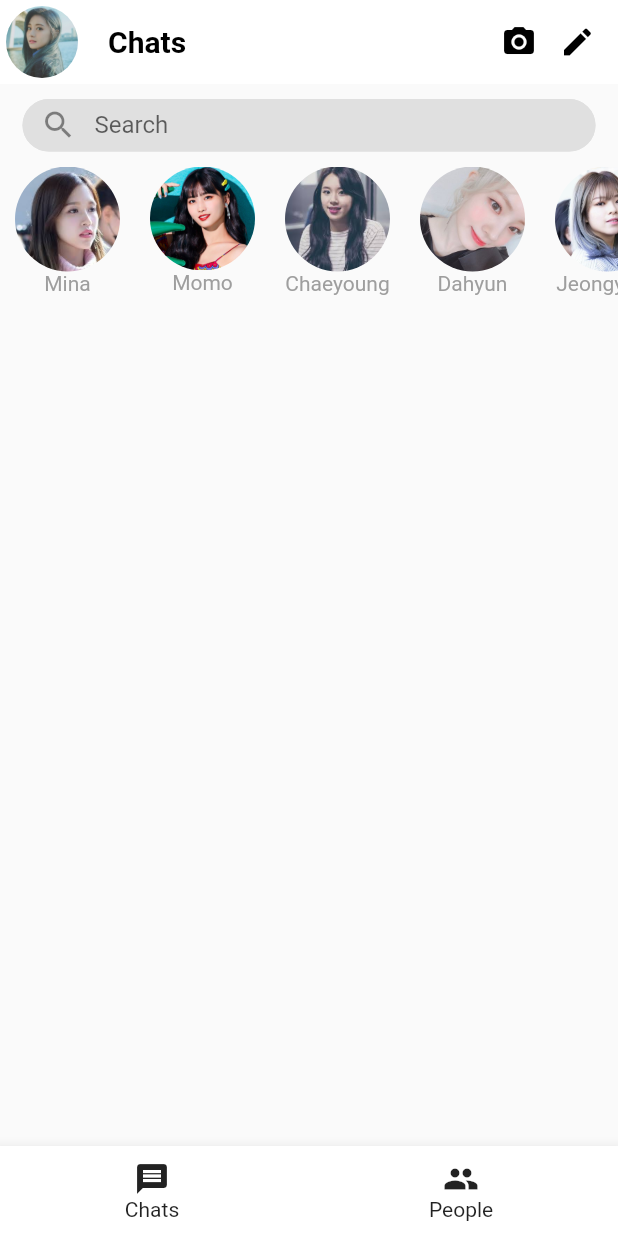
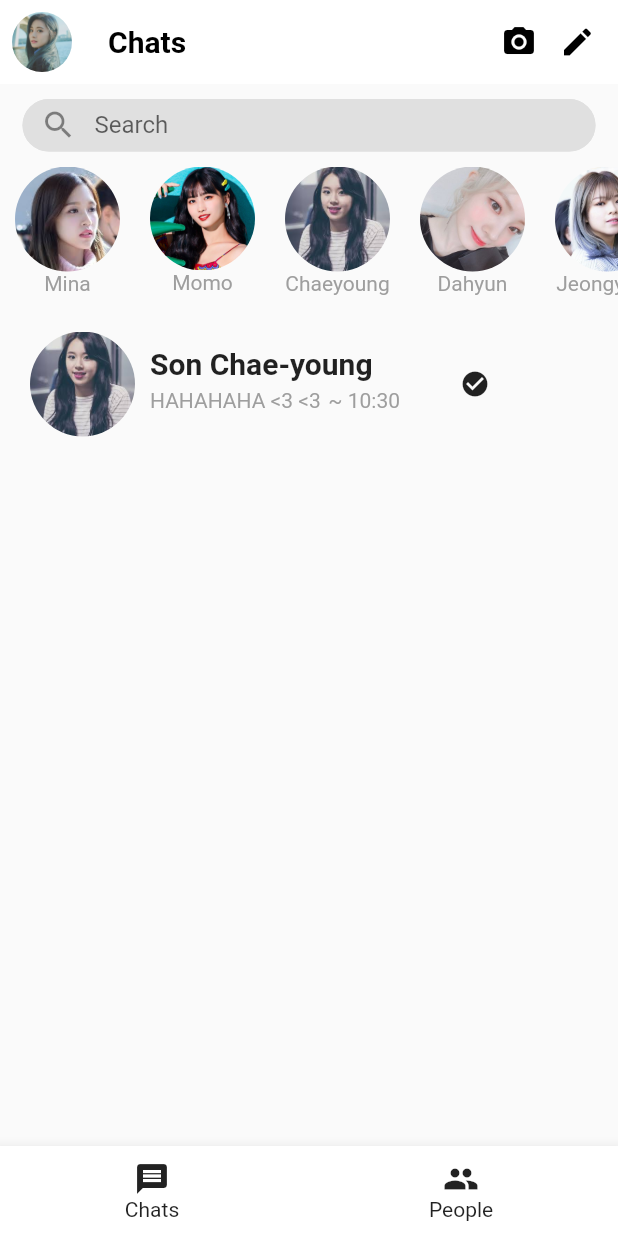
Before and after one commit to Christiann12/messagingApp, a Flutter app: the screen it shows once a user with an empty profile is signed in, on a phone screen of 412 x 824 dp. Run offline on Flutter 3.47's test engine with Material 2 defaults, Android fonts, the phone set to English and light mode, and no system bars; our stand-ins replace cloud_firestore, firebase_auth, flutter_datetime_picker, rflutter_alert; accounts and stored records are empty.

```diff
--- a/lib/screens/homescreen.dart
+++ b/lib/screens/homescreen.dart
@@ -1,5 +1,7 @@
 import 'package:flutter/material.dart';
+import 'package:intl/intl.dart';
 import 'package:messagingapp/process/authProcess.dart';
+import 'package:rflutter_alert/rflutter_alert.dart';
 
 final AuthProcess _auth = AuthProcess();
 
@@ -11,13 +13,15 @@ class Homescreen extends StatefulWidget {
 class _HomescreenState extends State<Homescreen> {
   @override
   Widget build(BuildContext context) {
+    DateTime now = DateTime.now();
+    String formattedDate = DateFormat('~ kk:mm').format(now);
     return Scaffold(
       appBar: AppBar(
         elevation: 0.0,
         bottomOpacity: 0.0,
         backgroundColor: Colors.white,
         leading: Padding(
-          padding: const EdgeInsets.all(4.0),
+          padding: const EdgeInsets.all(8.0),
           child: ClipRRect(
             borderRadius: BorderRadius.circular(50.0),
             child: Image.asset('images/tzuyu.jpg'),
@@ -106,6 +110,54 @@ class _HomescreenState extends State<Homescreen> {
                 ],
               ),
             ),
+            Container(
+              margin: EdgeInsets.only(left: 20.0, top: 20.0, right: 20.0),
+              height: 70.0,
+              child: Row(
+                crossAxisAlignment: CrossAxisAlignment.center,
+                textBaseline: TextBaseline.alphabetic,
+                children: <Widget>[
+                  Container(
+                    margin: EdgeInsets.only(right: 10.0),
+                    child: ClipRRect(
+                      borderRadius: BorderRadius.circular(200.0),
+                      child: Image.asset('images/chaeyoung.jpg'),
+                    ),
+                  ),
+                  Column(
+                    crossAxisAlignment: CrossAxisAlignment.start,
+                    textBaseline: TextBaseline.alphabetic,
+                    children: <Widget>[
+                      SizedBox(height: 10.0),
+                      Text(
+                        'Son Chae-young',
+                        style: TextStyle(
+                            fontWeight: FontWeight.bold, fontSize: 20.0),
+                      ),
+                      SizedBox(height: 5.0),
+                      Row(
+                        children: <Widget>[
+                          Text(
+                            'HAHAHAHA <3 <3',
+                            style: TextStyle(color: Colors.grey),
+                          ),
+                          SizedBox(width: 5.0),
+                          Text(
+                            '$formattedDate',
+                            style: TextStyle(color: Colors.grey),
+                          ),
+                        ],
+                      ),
+                    ],
+                  ),
+                  SizedBox(width: 40.0),
+                  Icon(
+                    Icons.check_circle,
+                    size: 20.0,
+                  ),
+                ],
+              ),
+            )
           ],
         ),
       ),
@@ -114,6 +166,32 @@ class _HomescreenState extends State<Homescreen> {
         child: Container(
           padding: EdgeInsets.only(top: 10.0),
           height: 60.0,
+          child: GestureDetector(
+            onTap: () {
+              Alert(
+                  context: context,
+                  title: "Find friends",
+                  content: Column(
+                    children: <Widget>[
+                      TextField(
+                        decoration: InputDecoration(
+                          icon: Icon(Icons.account_circle),
+                          labelText: 'Username',
+                        ),
+                      ),
+                    ],
+                  ),
+                  buttons: [
+                    DialogButton(
+                      color: Color(0xFF85624E),
+                      onPressed: () => Navigator.pop(context),
+                      child: Text(
+                        "Send Request",
+                        style: TextStyle(color: Colors.white, fontSize: 20),
+                      ),
+                    )
+                  ]).show();
+            },
             child: Row(
               mainAxisAlignment: MainAxisAlignment.spaceAround,
               children: <Widget>[
@@ -130,6 +208,7 @@ class _HomescreenState extends State<Homescreen> {
                   ],
                 ),
               ],
+            ),
           ),
         ),
       ),
--- a/pubspec.yaml
+++ b/pubspec.yaml
@@ -27,6 +27,8 @@ dependencies:
   firebase_auth: ^0.16.1
   provider: ^3.1.0
   flutter_datetime_picker: ^1.3.8
+  rflutter_alert: ^1.0.3
+  intl: ^0.16.1
 
 dev_dependencies:
   flutter_test:
```
Also changed, not shown: pubspec.lock. Lines whose indentation alone changed are shown as unchanged.
